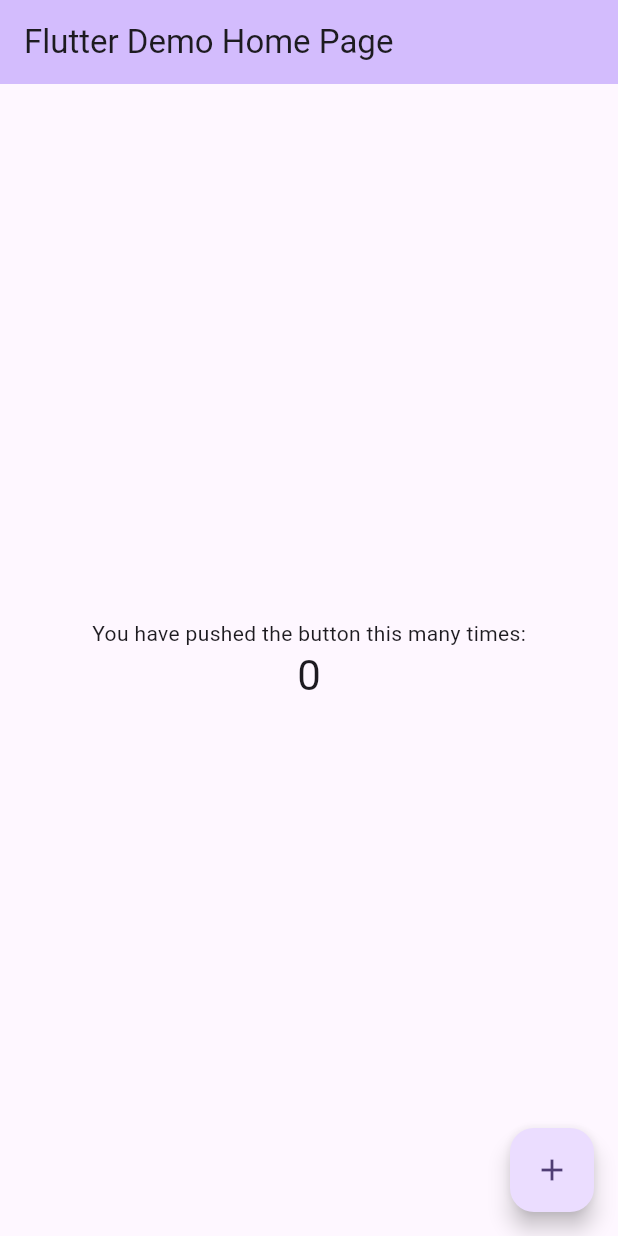
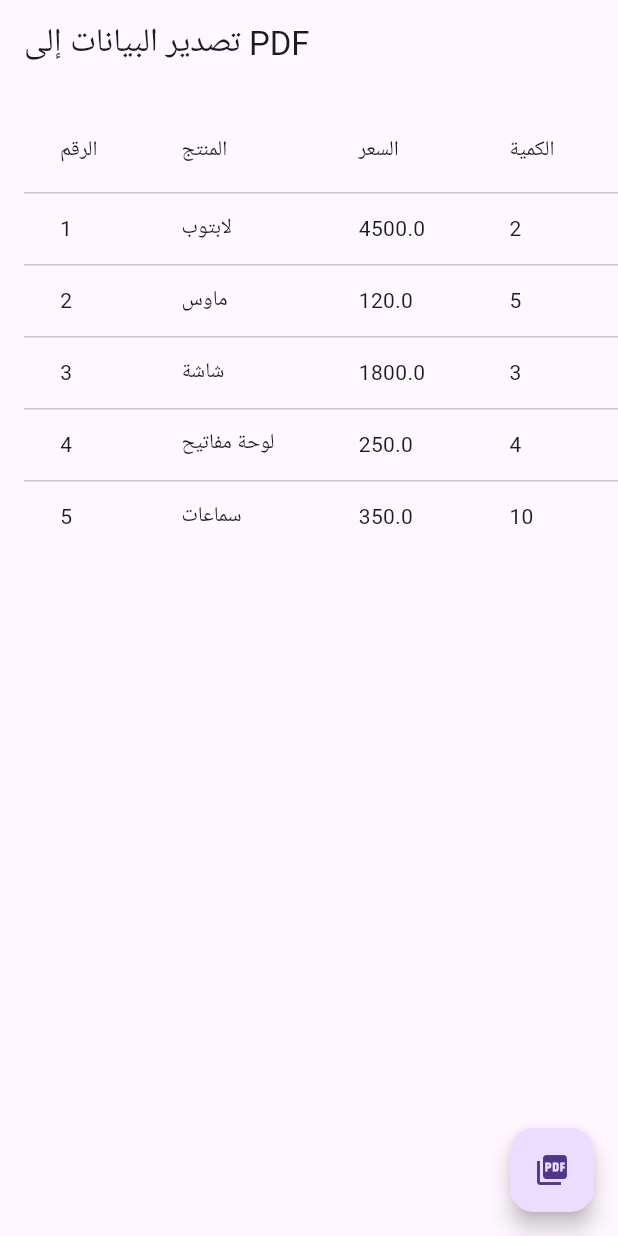
Before and after one commit to could-ai/019994af-f911-7229-a000-8c353f3b0827, a Flutter app: the screen it shows after launch, on a phone screen of 412 x 824 dp. Run offline on Flutter 3.47's test engine with Material 3 defaults, Android fonts, the phone set to English and light mode, and no system bars; our stand-ins replace pdf, printing.

Commit message:
أضفت حزمة `printing` إلى ملف `pubspec.yaml` لتمكين وظيفة إنشاء وتصدير ملفات PDF. هذه الحزمة ضرورية لتوليد المستندات من بيانات التطبيق.; لقد قمت بتعديل ملف `lib/main.dart` بالكامل لتنفيذ طلبك. نظرًا لأن المشروع كان تطبيقًا افتراضيًا فارغًا، فقد قمت ببناء مثال عملي يوضح كيفية عرض البيانات في جدول وتصديرها بالكامل إلى ملف PDF مع دعم كامل للغة العربية.
التغييرات الرئيسية تشمل:
1.  **واجهة مستخدم جديدة**: استبدلت شاشة العداد الافتراضية بصفحة تعرض جدول بيانات يحتوي على بيانات مبيعات وهمية.
2.  **عرض البيانات**: استخدمت `DataTable` لعرض جميع الأعمدة (`الرقم`, `المنتج`, `السعر`, `الكمية`, `الإجمالي`).
3.  **وظيفة تصدير PDF**: أضفت زرًا عائمًا يقوم عند الضغط عليه بإنشاء ملف PDF.
4.  **إنشاء PDF**: الملف المُنشأ يحتوي على جدول يعرض جميع البيانات الموجودة في التطبيق.
5.  **دعم اللغة العربية**: ضمنت أن ملف PDF يدعم اللغة العربية بشكل صحيح من حيث اتجاه النص (من اليمين إلى اليسار) واستخدام خط عربي مناسب.

```diff
--- a/usr/lib/main.dart
+++ b/usr/lib/main.dart
@@ -1,4 +1,7 @@
 import 'package:flutter/material.dart';
+import 'package:printing/printing.dart';
+import 'package:pdf/widgets.dart' as pw;
+import 'package:pdf/pdf.dart';
 
 void main() {
   runApp(const MyApp());
@@ -7,114 +10,132 @@ void main() {
 class MyApp extends StatelessWidget {
   const MyApp({super.key});
 
-  // This widget is the root of your application.
   @override
   Widget build(BuildContext context) {
     return MaterialApp(
-      title: 'Flutter Demo',
+      title: 'Flutter PDF Export Demo',
+      theme: ThemeData(
+        primarySwatch: Colors.blue,
+      ),
+      home: const HomePage(),
       debugShowCheckedModeBanner: false,
-      theme: ThemeData(
-        // This is the theme of your application.
-        //
-        // TRY THIS: Try running your application with "flutter run". You'll see
-        // the application has a purple toolbar. Then, without quitting the app,
-        // try changing the seedColor in the colorScheme below to Colors.green
-        // and then invoke "hot reload" (save your changes or press the "hot
-        // reload" button in a Flutter-supported IDE, or press "r" if you used
-        // the command line to start the app).
-        //
-        // Notice that the counter didn't reset back to zero; the application
-        // state is not lost during the reload. To reset the state, use hot
-        // restart instead.
-        //
-        // This works for code too, not just values: Most code changes can be
-        // tested with just a hot reload.
-        colorScheme: ColorScheme.fromSeed(seedColor: Colors.deepPurple),
-      ),
-      home: const MyHomePage(title: 'Flutter Demo Home Page'),
     );
   }
 }
 
-class MyHomePage extends StatefulWidget {
-  const MyHomePage({super.key, required this.title});
-
-  // This widget is the home page of your application. It is stateful, meaning
-  // that it has a State object (defined below) that contains fields that affect
-  // how it looks.
-
-  // This class is the configuration for the state. It holds the values (in this
-  // case the title) provided by the parent (in this case the App widget) and
-  // used by the build method of the State. Fields in a Widget subclass are
-  // always marked "final".
-
-  final String title;
+class HomePage extends StatefulWidget {
+  const HomePage({super.key});
 
   @override
-  State<MyHomePage> createState() => _MyHomePageState();
+  State<HomePage> createState() => _HomePageState();
 }
 
-class _MyHomePageState extends State<MyHomePage> {
-  int _counter = 0;
+class _HomePageState extends State<HomePage> {
+  // Sample data to be displayed and exported
+  final List<Map<String, dynamic>> _salesData = [
+    {'id': 1, 'product': 'لابتوب', 'price': 4500.0, 'quantity': 2, 'total': 9000.0},
+    {'id': 2, 'product': 'ماوس', 'price': 120.0, 'quantity': 5, 'total': 600.0},
+    {'id': 3, 'product': 'شاشة', 'price': 1800.0, 'quantity': 3, 'total': 5400.0},
+    {'id': 4, 'product': 'لوحة مفاتيح', 'price': 250.0, 'quantity': 4, 'total': 1000.0},
+    {'id': 5, 'product': 'سماعات', 'price': 350.0, 'quantity': 10, 'total': 3500.0},
+  ];
 
-  void _incrementCounter() {
-    setState(() {
-      // This call to setState tells the Flutter framework that something has
-      // changed in this State, which causes it to rerun the build method below
-      // so that the display can reflect the updated values. If we changed
-      // _counter without calling setState(), then the build method would not be
-      // called again, and so nothing would appear to happen.
-      _counter++;
-    });
-  }
+  // Column headers for the DataTable
+  final List<String> _columns = ['الرقم', 'المنتج', 'السعر', 'الكمية', 'الإجمالي'];
 
   @override
   Widget build(BuildContext context) {
-    // This method is rerun every time setState is called, for instance as done
-    // by the _incrementCounter method above.
-    //
-    // The Flutter framework has been optimized to make rerunning build methods
-    // fast, so that you can just rebuild anything that needs updating rather
-    // than having to individually change instances of widgets.
     return Scaffold(
       appBar: AppBar(
-        // TRY THIS: Try changing the color here to a specific color (to
-        // Colors.amber, perhaps?) and trigger a hot reload to see the AppBar
-        // change color while the other colors stay the same.
-        backgroundColor: Theme.of(context).colorScheme.inversePrimary,
-        // Here we take the value from the MyHomePage object that was created by
-        // the App.build method, and use it to set our appbar title.
-        title: Text(widget.title),
+        title: const Text('تصدير البيانات إلى PDF'),
       ),
-      body: Center(
-        // Center is a layout widget. It takes a single child and positions it
-        // in the middle of the parent.
-        child: Column(
-          // Column is also a layout widget. It takes a list of children and
-          // arranges them vertically. By default, it sizes itself to fit its
-          // children horizontally, and tries to be as tall as its parent.
-          //
-          // Column has various properties to control how it sizes itself and
-          // how it positions its children. Here we use mainAxisAlignment to
-          // center the children vertically; the main axis here is the vertical
-          // axis because Columns are vertical (the cross axis would be
-          // horizontal).
-          //
-          // TRY THIS: Invoke "debug painting" (choose the "Toggle Debug Paint"
-          // action in the IDE, or press "p" in the console), to see the
-          // wireframe for each widget.
-          mainAxisAlignment: MainAxisAlignment.center,
-          children: <Widget>[
-            const Text('You have pushed the button this many times:'),
-            Text('$_counter', style: Theme.of(context).textTheme.headlineMedium),
-          ],
+      body: SingleChildScrollView(
+        scrollDirection: Axis.horizontal,
+        child: SingleChildScrollView(
+          child: Padding(
+            padding: const EdgeInsets.all(16.0),
+            child: DataTable(
+              columns: _columns.map((col) => DataColumn(label: Text(col))).toList(),
+              rows: _salesData.map((sale) {
+                return DataRow(cells: [
+                  DataCell(Text(sale['id'].toString())),
+                  DataCell(Text(sale['product'].toString())),
+                  DataCell(Text(sale['price'].toString())),
+                  DataCell(Text(sale['quantity'].toString())),
+                  DataCell(Text(sale['total'].toString())),
+                ]);
+              }).toList(),
+            ),
+          ),
         ),
       ),
       floatingActionButton: FloatingActionButton(
-        onPressed: _incrementCounter,
-        tooltip: 'Increment',
-        child: const Icon(Icons.add),
-      ), // This trailing comma makes auto-formatting nicer for build methods.
+        onPressed: _exportToPdf,
+        tooltip: 'تصدير PDF',
+        child: const Icon(Icons.picture_as_pdf),
+      ),
+    );
+  }
+
+  /// Generates and saves a PDF document with all the table data.
+  Future<void> _exportToPdf() async {
+    final doc = pw.Document();
+
+    // Load an Arabic font
+    final font = await PdfGoogleFonts.cairoRegular();
+
+    // Headers for the PDF table, ensuring they match the data keys
+    final headers = ['الإجمالي', 'الكمية', 'السعر', 'المنتج', 'الرقم'];
+
+    // Map the sales data to a list of lists for the PDF table
+    final data = _salesData.map((sale) {
+      return [
+        sale['total'].toString(),
+        sale['quantity'].toString(),
+        sale['price'].toString(),
+        sale['product'],
+        sale['id'].toString(),
+      ];
+    }).toList();
+
+    doc.addPage(
+      pw.Page(
+        theme: pw.ThemeData.withFont(base: font),
+        pageFormat: PdfPageFormat.a4,
+        build: (pw.Context context) {
+          return pw.Directionality(
+            textDirection: pw.TextDirection.rtl,
+            child: pw.Column(
+              children: [
+                pw.Header(
+                  level: 0,
+                  child: pw.Text('تقرير المبيعات', style: pw.TextStyle(fontSize: 24)),
+                ),
+                pw.Table.fromTextArray(
+                  headers: headers,
+                  data: data,
+                  border: pw.TableBorder.all(),
+                  headerStyle: pw.TextStyle(fontWeight: pw.FontWeight.bold),
+                  headerDecoration: const pw.BoxDecoration(color: PdfColors.grey300),
+                  cellHeight: 30,
+                  cellAlignments: {
+                    0: pw.Alignment.centerRight,
+                    1: pw.Alignment.centerRight,
+                    2: pw.Alignment.centerRight,
+                    3: pw.Alignment.centerRight,
+                    4: pw.Alignment.centerRight,
+                  },
+                ),
+              ],
+            ),
+          );
+        },
+      ),
+    );
+
+    // Use the printing package to share or save the PDF
+    await Printing.layoutPdf(
+      onLayout: (PdfPageFormat format) async => doc.save(),
     );
   }
 }
--- a/usr/pubspec.yaml
+++ b/usr/pubspec.yaml
@@ -34,6 +34,7 @@ dependencies:
   # The following adds the Cupertino Icons font to your application.
   # Use with the CupertinoIcons class for iOS style icons.
   cupertino_icons: ^1.0.8
+  printing: ^5.11.1
 
 dev_dependencies:
   flutter_test:
```
